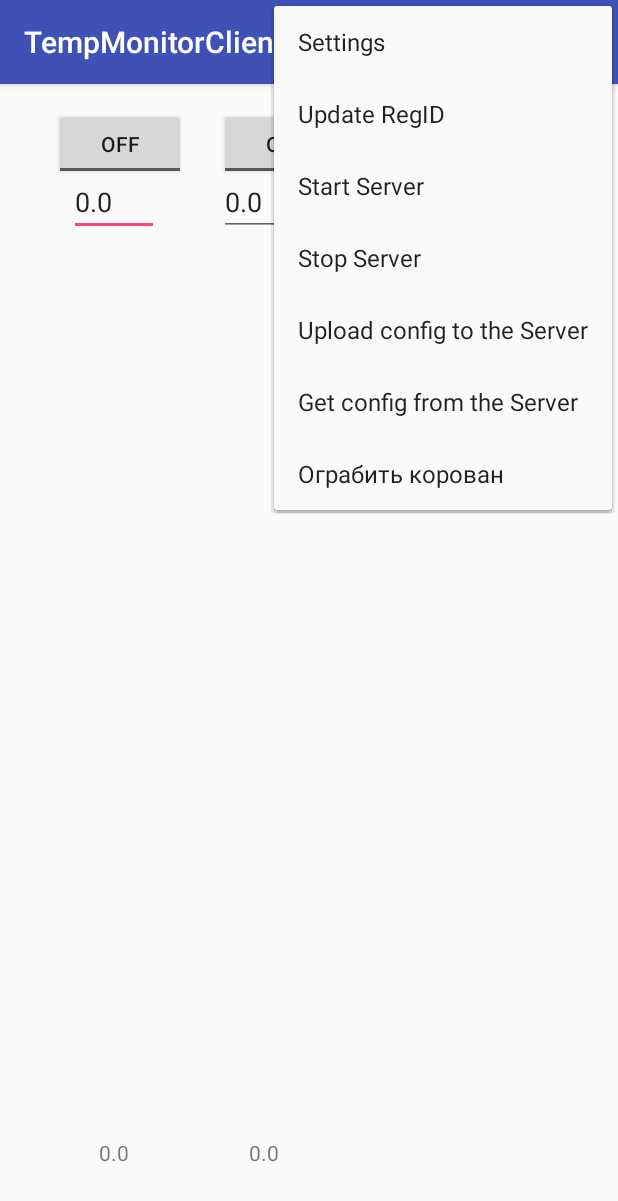
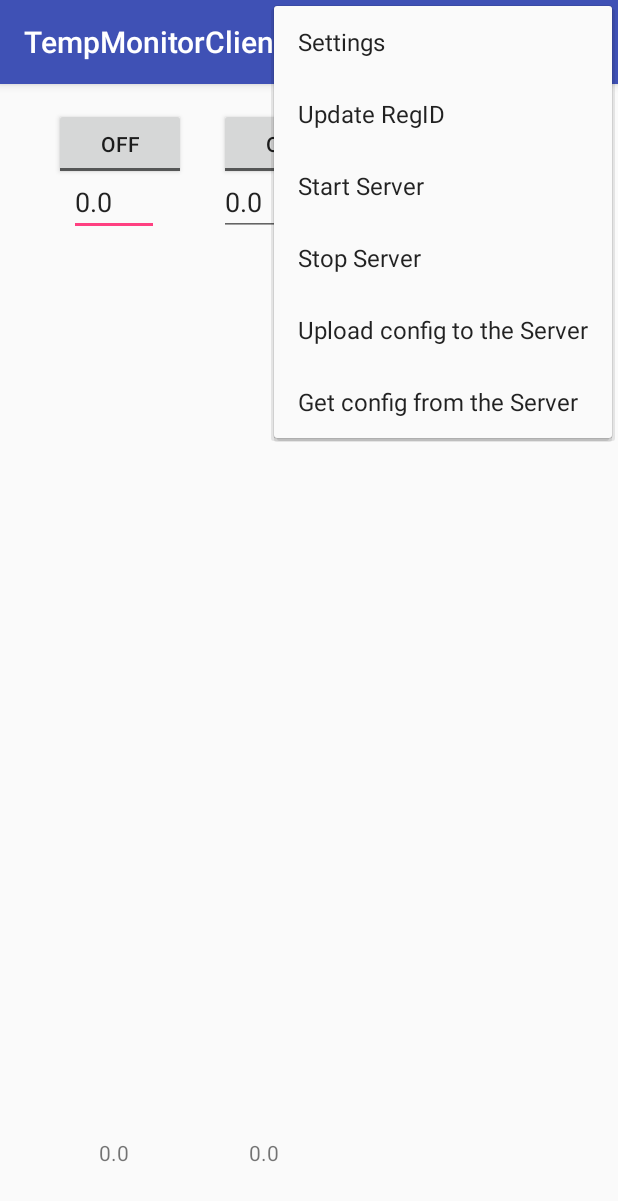
Before and after one commit to DenisStefanov/TempMonitorClient, an Android app: the screen it shows after launch (MainActivity), with the options menu open, on a phone screen of 412 x 824 dp. Shown: the top 1201 px of the screen. Run offline under Robolectric (Android 15) with nearby library versions, the phone set to English and light mode, and no system bars.

Commit message:
remove portscan, cleanup, bugfix

```diff
--- a/app/src/main/java/org/duckdns/denis_st/tempmonitorclient/GcmIntentService.java
+++ b/app/src/main/java/org/duckdns/denis_st/tempmonitorclient/GcmIntentService.java
@@ -47,7 +47,7 @@ public class GcmIntentService extends IntentService {
 				editor.putString("LastUpdated", extras.getString("LastUpdated", null));
 				editor.putString("stillTemp", extras.getString("tempStill", "0.0"));
 				editor.putString("towerTemp", extras.getString("tempTower", "0.0"));
-                editor.putBoolean("ScreenInfoValid", false);
+                editor.putBoolean("ReadingsValid", false);
 				editor.commit();
             }
             if (type.equals("alarma")) {
@@ -75,7 +75,7 @@ public class GcmIntentService extends IntentService {
 				editor.putString("towerTempThreshold", extras.getString("towerTempThreshold", "0.0"));
 				editor.putBoolean("stillToggleChecked", Boolean.valueOf(extras.getString("stillToggle", null)));
 				editor.putBoolean("towerToggleChecked", Boolean.valueOf(extras.getString("towerToggle", null)));
-                editor.putBoolean("ScreenInfoValid", false);
+                editor.putBoolean("LimitsValid", false);
 				editor.commit();
 			}
 
--- a/app/src/main/res/menu/menu_main.xml
+++ b/app/src/main/res/menu/menu_main.xml
@@ -33,9 +33,5 @@
         android:orderInCategory="100"
         android:title="@string/action_configSrvGet"
         app:showAsAction="never" />
-    <item
-        android:id="@+id/action_portScan"
-        android:orderInCategory="100"
-        android:title="@string/action_portScanTitle"
-        app:showAsAction="never" />
+
 </menu>
--- a/app/src/main/res/values/strings.xml
+++ b/app/src/main/res/values/strings.xml
@@ -8,38 +8,12 @@
     <string name="action_stopSrv">Stop Server</string>
     <string name="action_configSrv">Upload config to the Server</string>
     <string name="action_configSrvGet">Get config from the Server</string>
-    <string name="action_portScanTitle">Ограбить корован</string>
 
     <string name="pref_header_general">General</string>
-
-    <string name="pref_title_display_name">Server IP</string>
-    <string name="pref_default_display_name">192.168.0.0</string>
-
-    <string name="pref_default_user_title">User</string>
-    <string name="pref_default_user">pi</string>
-
-    <string name="pref_default_passwd_title">Password</string>
-    <string name="pref_default_passwd">raspberry</string>
-
-    <string name="pref_startSrvCmd">sudo python /home/pi/TempMonitorServer/brew_tempc.py start</string>
-    <string name="pref_startSrvTitle">Start Tempmon service command</string>
-
-    <string name="pref_stopSrvCmd">sudo python /home/pi/TempMonitorServer/brew_tempc.py stop</string>
-    <string name="pref_stopSrvTitle">Stop Tempmon service command</string>
-
-    <string name="pref_configSrv">python /home/pi/TempMonitorServer/config.py set</string>
-    <string name="pref_configSrvTitle">Set Server config script run</string>
-
-    <string name="pref_configSrvGet">python /home/pi/TempMonitorServer/config.py get</string>
-    <string name="pref_configSrvGetTitle">Get Server config script run</string>
-
     <string name="pref_header_notifications">Notifications</string>
 
     <string name="pref_title_new_message_notifications">Alarm notifications</string>
-
     <string name="pref_title_ringtone">Ringtone</string>
     <string name="pref_ringtone_silent">Silent</string>
-
     <string name="pref_title_vibrate">Vibrate</string>
-    <string name="title_activity_port_scan">PortScanActivity</string>
 </resources>
--- a/app/src/main/res/xml/pref_general.xml
+++ b/app/src/main/res/xml/pref_general.xml
@@ -1,68 +1,4 @@
 <PreferenceScreen xmlns:android="http://schemas.android.com/apk/res/android">
 
-    <EditTextPreference
-        android:capitalize="none"
-        android:defaultValue="@string/pref_default_display_name"
-        android:inputType="textUri"
-        android:key="ServerIP"
-        android:maxLines="1"
-        android:selectAllOnFocus="true"
-        android:singleLine="true"
-        android:title="@string/pref_title_display_name" />
-    <EditTextPreference
-        android:capitalize="none"
-        android:defaultValue="@string/pref_default_user"
-        android:inputType="text"
-        android:key="user"
-        android:maxLines="1"
-        android:selectAllOnFocus="true"
-        android:singleLine="true"
-        android:title="@string/pref_default_user_title" />
-    <EditTextPreference
-        android:capitalize="none"
-        android:defaultValue="@string/pref_default_passwd"
-        android:inputType="textVisiblePassword"
-        android:key="passwd"
-        android:maxLines="1"
-        android:selectAllOnFocus="true"
-        android:singleLine="true"
-        android:title="@string/pref_default_passwd_title" />
 
-    <EditTextPreference
-        android:capitalize="none"
-        android:defaultValue="@string/pref_startSrvCmd"
-        android:inputType="textVisiblePassword"
-        android:key="startSrvCmd"
-        android:maxLines="1"
-        android:selectAllOnFocus="true"
-        android:singleLine="true"
-        android:title="@string/pref_startSrvTitle" />
-    <EditTextPreference
-        android:capitalize="none"
-        android:defaultValue="@string/pref_stopSrvCmd"
-        android:inputType="textVisiblePassword"
-        android:key="stopSrvCmd"
-        android:maxLines="1"
-        android:selectAllOnFocus="true"
-        android:singleLine="true"
-        android:title="@string/pref_stopSrvTitle" />
-
-    <EditTextPreference
-        android:capitalize="none"
-        android:defaultValue="@string/pref_configSrv"
-        android:inputType="textVisiblePassword"
-        android:key="configSrvCmd"
-        android:maxLines="1"
-        android:selectAllOnFocus="true"
-        android:singleLine="true"
-        android:title="@string/pref_configSrvTitle" />
-    <EditTextPreference
-        android:capitalize="none"
-        android:defaultValue="@string/pref_configSrvGet"
-        android:inputType="textVisiblePassword"
-        android:key="configSrvGetCmd"
-        android:maxLines="1"
-        android:selectAllOnFocus="true"
-        android:singleLine="true"
-        android:title="@string/pref_configSrvGetTitle" />
 </PreferenceScreen>
```
Also changed, not shown: app/src/main/AndroidManifest.xml (+0 -10 lines), app/src/main/java/org/duckdns/denis_st/tempmonitorclient/MainActivity.java (+37 -36 lines), app/src/main/java/org/duckdns/denis_st/tempmonitorclient/PortScanActivity.java (deleted, +0 -145 lines), app/src/main/java/org/duckdns/denis_st/tempmonitorclient/SettingsActivity.java (+1 -7 lines), app/src/main/res/layout/activity_port_scan.xml (deleted, +0 -26 lines), app/src/main/res/layout/content_port_scan.xml (deleted, +0 -21 lines).
